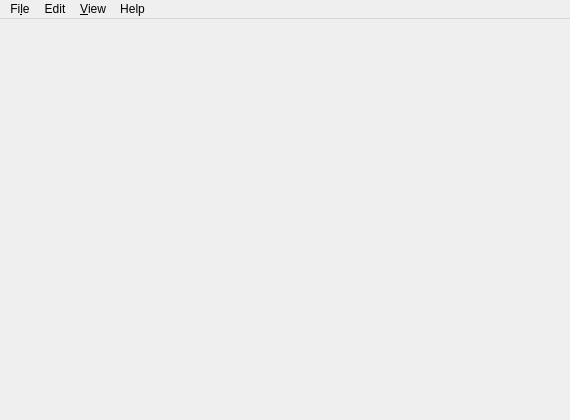
This is terminal/mainwindow.ui in theCheeseboard/theterminal as Qt 5 draws it before an edit. The edited form follows.
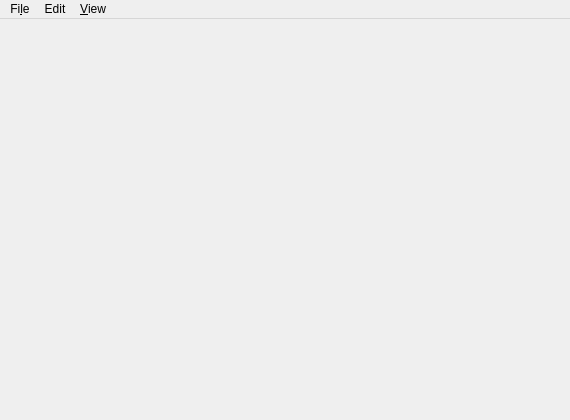
This is the edited form. Icons and pictures are not drawn.

```diff
--- a/terminal/mainwindow.ui
+++ b/terminal/mainwindow.ui
@@ -45,7 +45,7 @@
      <x>0</x>
      <y>0</y>
      <width>570</width>
-     <height>24</height>
+     <height>22</height>
     </rect>
    </property>
    <widget class="QMenu" name="menuFile">
@@ -86,19 +86,9 @@
     <addaction name="separator"/>
     <addaction name="menuSplit"/>
    </widget>
-   <widget class="QMenu" name="menuHelp">
-    <property name="title">
-     <string>Help</string>
-    </property>
-    <addaction name="actionFileBug"/>
-    <addaction name="actionSources"/>
-    <addaction name="separator"/>
-    <addaction name="actionAbout"/>
-   </widget>
    <addaction name="menuFile"/>
    <addaction name="menuEdit"/>
    <addaction name="menuView"/>
-   <addaction name="menuHelp"/>
   </widget>
   <action name="actionNew_Window">
    <property name="icon">
```
Left out of the diff: 37 changed lines with no effect on the pictures.
